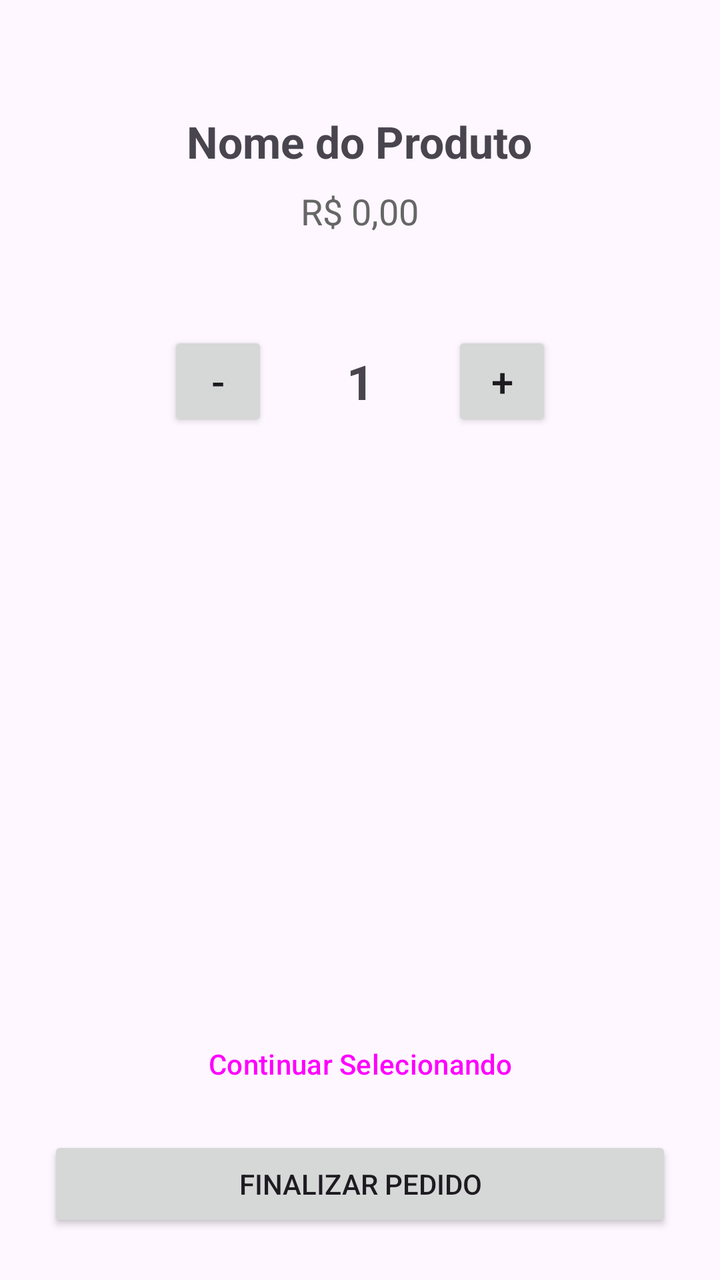
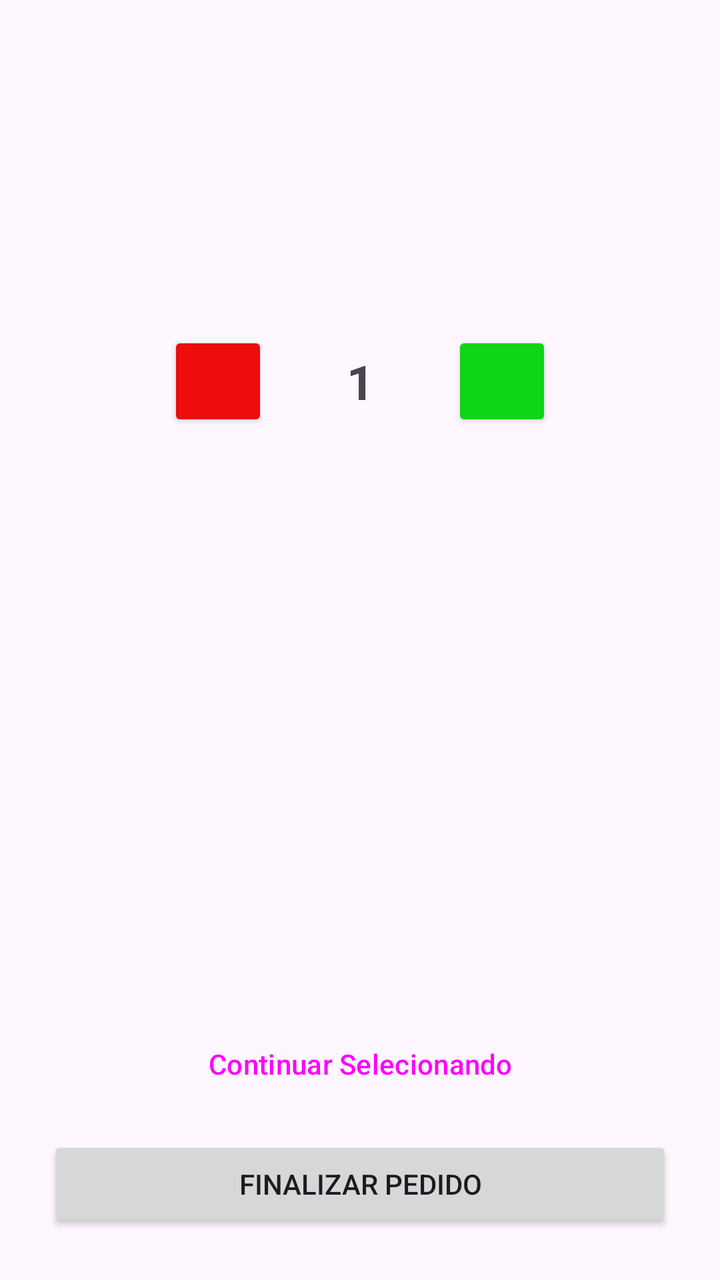

Screens rendered from an Android XML layout before and after an edit, with the pre-edit source and the edit as a unified diff.
<!-- AndroidManifest.xml: application theme Theme.Nuvem -->
<!-- res/layout/activity_quantidade.xml -->
<?xml version="1.0" encoding="utf-8"?>
<LinearLayout xmlns:android="http://schemas.android.com/apk/res/android"
    style="@style/Widget.MaterialComponents.Button.OutlinedButton"
    android:layout_width="match_parent"
    android:layout_height="match_parent"
    android:orientation="vertical"
    android:padding="24dp"
    android:gravity="center_horizontal">

    
    <TextView
        android:id="@+id/txtNomeProduto"
        android:layout_width="wrap_content"
        android:layout_height="wrap_content"
        android:text="Nome do Produto"
        android:textSize="22sp"
        android:textStyle="bold"
        android:layout_marginTop="32dp"
        android:gravity="center" />

    
    <TextView
        android:id="@+id/txtPrecoProduto"
        android:layout_width="wrap_content"
        android:layout_height="wrap_content"
        android:text="R$ 0,00"
        android:textSize="18sp"
        android:textColor="#666666"
        android:layout_marginTop="8dp" />

    
    <LinearLayout
        android:layout_width="wrap_content"
        android:layout_height="wrap_content"
        android:orientation="horizontal"
        android:gravity="center_vertical"
        android:layout_marginTop="48dp">

        <Button
            android:id="@+id/btnMenos"
            android:layout_width="50dp"
            android:layout_height="50dp"
            android:text="-"
            android:textSize="20sp" />

        <TextView
            android:id="@+id/txtQuantidade"
            android:layout_width="60dp"
            android:layout_height="wrap_content"
            android:text="1"
            android:textSize="24sp"
            android:textStyle="bold"
            android:gravity="center"
            android:layout_marginHorizontal="16dp" />

        <Button
            android:id="@+id/btnMais"
            android:layout_width="50dp"
            android:layout_height="50dp"
            android:text="+"
            android:textSize="20sp" />
    </LinearLayout>

    
    <View
        android:layout_width="match_parent"
        android:layout_height="0dp"
        android:layout_weight="1" />

    
    <Button
        android:id="@+id/btnContinuarSelecionando"
        android:layout_width="match_parent"
        android:layout_height="wrap_content"
        android:text="Continuar Selecionando"
        style="?attr/materialButtonOutlinedStyle"
        android:layout_marginBottom="12dp" />

    
    <Button
        android:id="@+id/btnFinalizarPedido"
        android:layout_width="match_parent"
        android:layout_height="wrap_content"
        android:text="Finalizar Pedido" />

</LinearLayout>
<!-- resources referenced by this layout -->
<resources>
  <style name="Theme.Nuvem" parent="Base.Theme.Nuvem" />
  <style name="Base.Theme.Nuvem" parent="Theme.Material3.DayNight.NoActionBar">
          
          
      </style>
</resources>

<!-- the commit's change to res/layout/activity_quantidade.xml (unified diff, before → after) -->
@@ -12,21 +12,19 @@
         android:id="@+id/txtNomeProduto"
         android:layout_width="wrap_content"
         android:layout_height="wrap_content"
-        android:text="Nome do Produto"
+        android:layout_marginTop="32dp"
+        android:gravity="center"
         android:textSize="22sp"
-        android:textStyle="bold"
-        android:layout_marginTop="32dp"
-        android:gravity="center" />
+        android:textStyle="bold" />
 
     
     <TextView
         android:id="@+id/txtPrecoProduto"
         android:layout_width="wrap_content"
         android:layout_height="wrap_content"
-        android:text="R$ 0,00"
-        android:textSize="18sp"
+        android:layout_marginTop="8dp"
         android:textColor="#666666"
-        android:layout_marginTop="8dp" />
+        android:textSize="18sp" />
 
     
     <LinearLayout
@@ -40,7 +38,7 @@
             android:id="@+id/btnMenos"
             android:layout_width="50dp"
             android:layout_height="50dp"
-            android:text="-"
+            android:backgroundTint="#ED0D0D"
             android:textSize="20sp" />
 
         <TextView
@@ -57,7 +55,7 @@
             android:id="@+id/btnMais"
             android:layout_width="50dp"
             android:layout_height="50dp"
-            android:text="+"
+            android:backgroundTint="#0FD517"
             android:textSize="20sp" />
     </LinearLayout>
 
